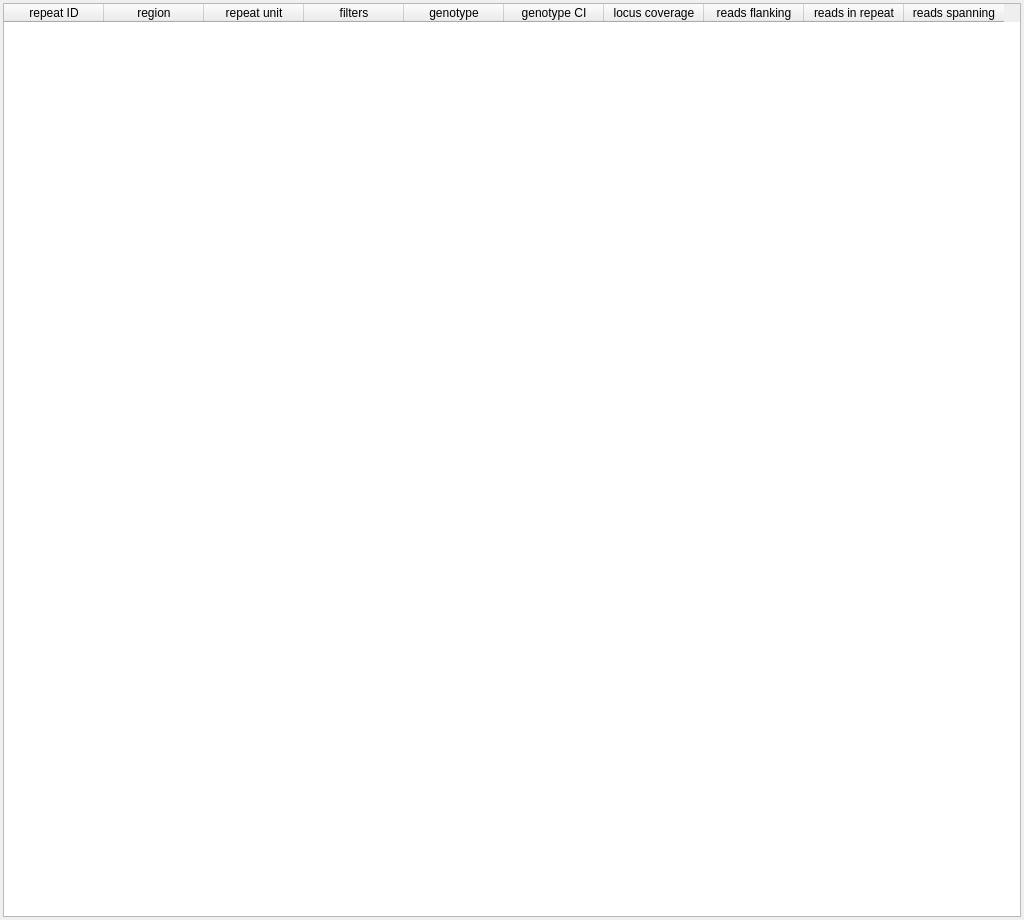
Old version of the form src/GSvar/RepeatExpansionWidget.ui in the repository imgag/ngs-bits.
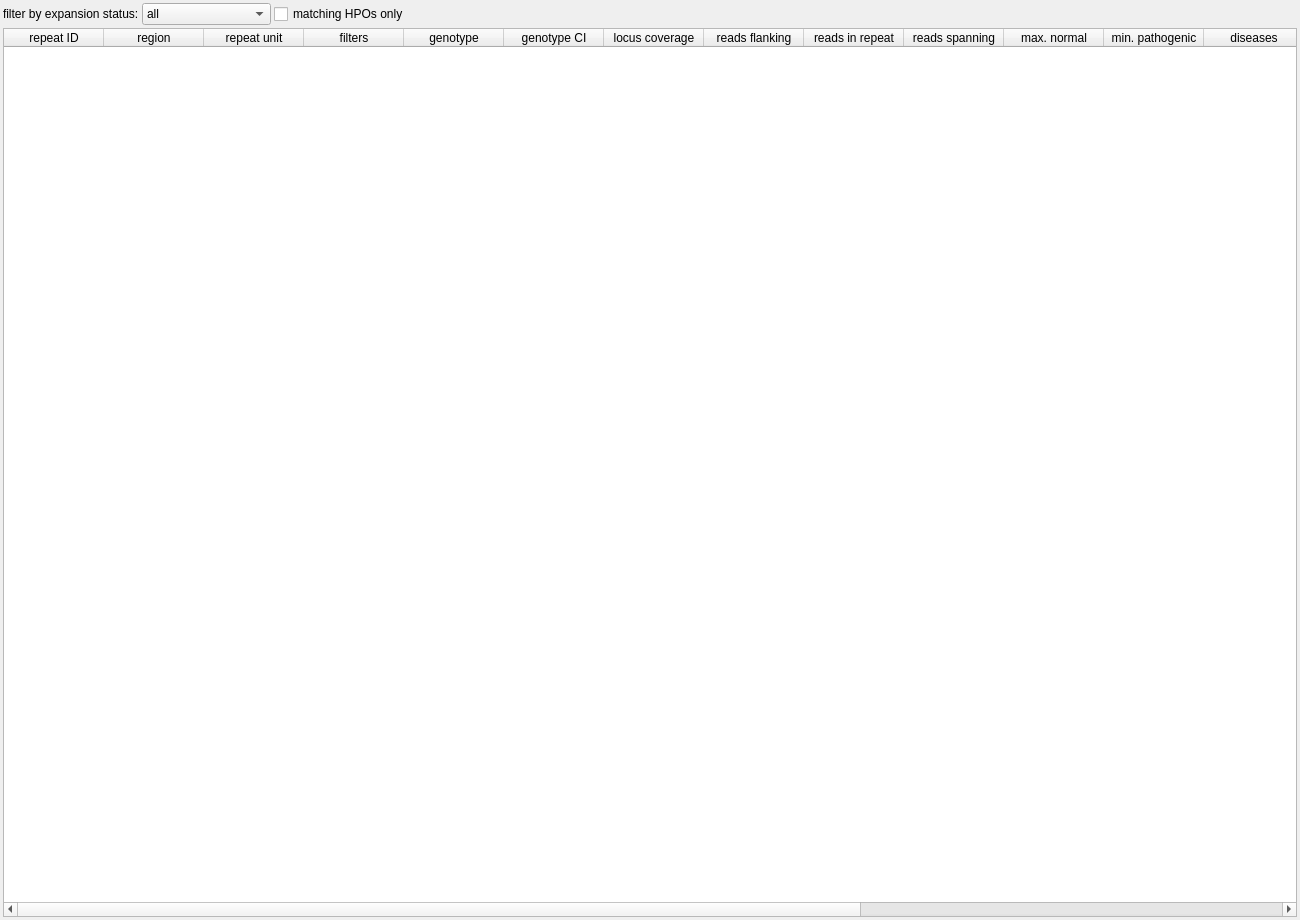
New version of the form.

Diff of the .ui file:
```diff
--- a/src/GSvar/RepeatExpansionWidget.ui
+++ b/src/GSvar/RepeatExpansionWidget.ui
@@ -6,7 +6,7 @@
    <rect>
     <x>0</x>
     <y>0</y>
-    <width>1024</width>
+    <width>1300</width>
     <height>920</height>
    </rect>
   </property>
@@ -18,14 +18,14 @@
   </property>
   <property name="minimumSize">
    <size>
-    <width>1024</width>
+    <width>1300</width>
     <height>920</height>
    </size>
   </property>
   <property name="windowTitle">
    <string>Form</string>
   </property>
-  <layout class="QVBoxLayout" name="verticalLayout">
+  <layout class="QVBoxLayout" name="verticalLayout" stretch="0,1">
    <property name="spacing">
     <number>3</number>
    </property>
@@ -41,6 +41,61 @@
    <property name="bottomMargin">
     <number>3</number>
    </property>
+   <item>
+    <layout class="QHBoxLayout" name="horizontalLayout">
+     <item>
+      <widget class="QLabel" name="label">
+       <property name="text">
+        <string>filter by expansion status:</string>
+       </property>
+      </widget>
+     </item>
+     <item>
+      <widget class="QComboBox" name="filter_expanded">
+       <item>
+        <property name="text">
+         <string>all</string>
+        </property>
+       </item>
+       <item>
+        <property name="text">
+         <string>larger than normal</string>
+        </property>
+       </item>
+       <item>
+        <property name="text">
+         <string>pathogenic</string>
+        </property>
+       </item>
+       <item>
+        <property name="text">
+         <string>statistical outlier</string>
+        </property>
+       </item>
+      </widget>
+     </item>
+     <item>
+      <widget class="QCheckBox" name="filter_hpo">
+       <property name="text">
+        <string>matching HPOs only</string>
+       </property>
+      </widget>
+     </item>
+     <item>
+      <spacer name="horizontalSpacer">
+       <property name="orientation">
+        <enum>Qt::Horizontal</enum>
+       </property>
+       <property name="sizeHint" stdset="0">
+        <size>
+         <width>40</width>
+         <height>20</height>
+        </size>
+       </property>
+      </spacer>
+     </item>
+    </layout>
+   </item>
    <item>
     <widget class="QTableWidget" name="repeat_expansions">
      <property name="sizePolicy">
@@ -141,6 +196,55 @@
        <string>Number of spanning reads consistent with called alleles</string>
       </property>
      </column>
+     <column>
+      <property name="text">
+       <string>max. normal</string>
+      </property>
+     </column>
+     <column>
+      <property name="text">
+       <string>min. pathogenic</string>
+      </property>
+     </column>
+     <column>
+      <property name="text">
+       <string>diseases</string>
+      </property>
+      <property name="toolTip">
+       <string>Disease abbreviations</string>
+      </property>
+     </column>
+     <column>
+      <property name="text">
+       <string>OMIM disease IDs</string>
+      </property>
+      <property name="toolTip">
+       <string>OMIM disease identifiers</string>
+      </property>
+     </column>
+     <column>
+      <property name="text">
+       <string>inheritance</string>
+      </property>
+     </column>
+     <column>
+      <property name="text">
+       <string>location</string>
+      </property>
+     </column>
+     <column>
+      <property name="text">
+       <string>comments</string>
+      </property>
+     </column>
+     <column>
+      <property name="text">
+       <string>HPO terms</string>
+      </property>
+      <property name="toolTip">
+       <string>HPO terms</string>
+      </property>
+     </column>
     </widget>
    </item>
   </layout>
```
